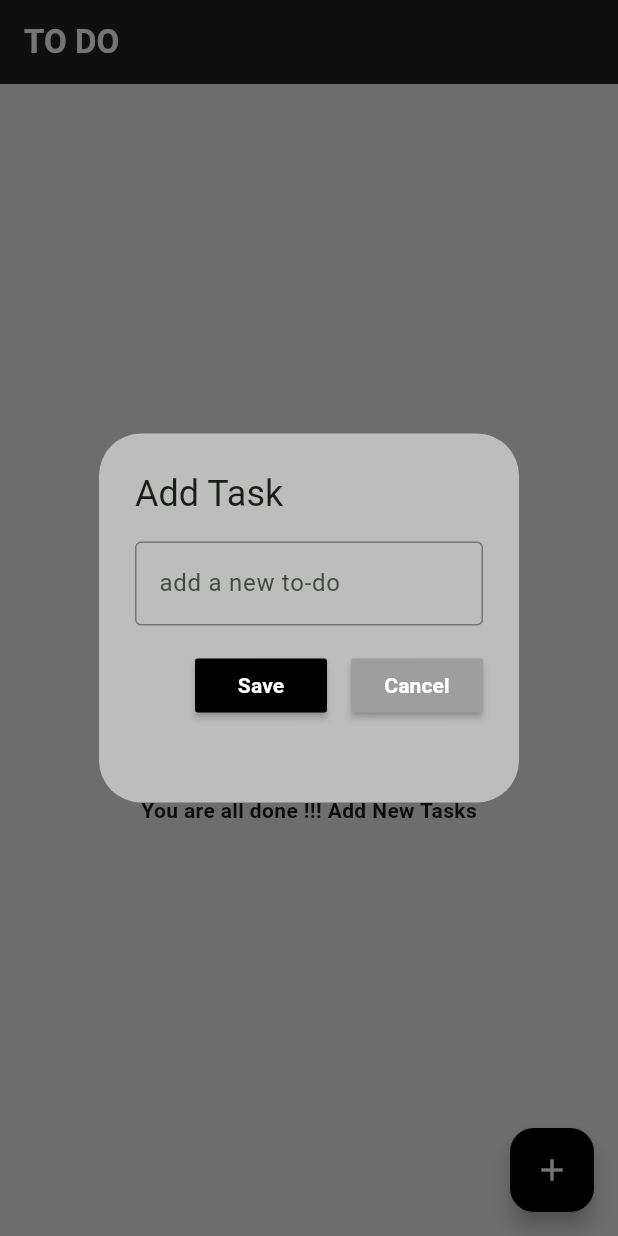
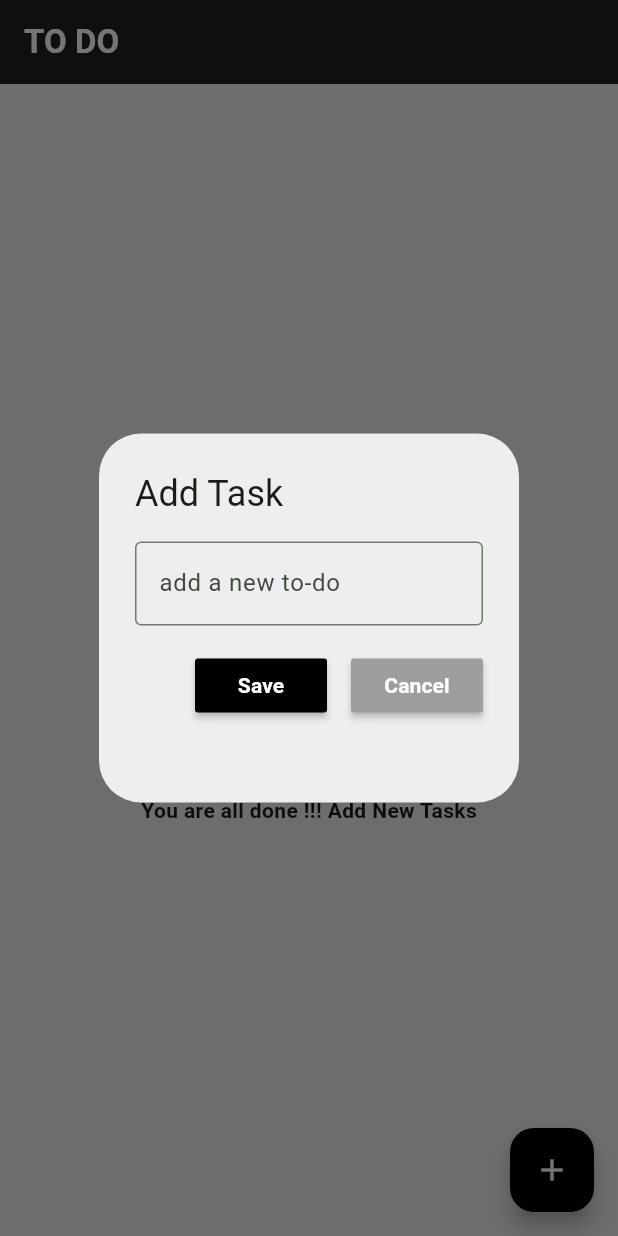
Before and after one commit to Dvs-vsD/to_do_app_with_flutter, a Flutter app: the screen it shows after launch, after a tap on the "add" icon, on a phone screen of 412 x 824 dp. Run offline on Flutter 3.47's test engine with Material 3 defaults, Android fonts, the phone set to English and light mode, and no system bars; our stand-ins replace flutter_slidable, hive_flutter; accounts and stored records are empty.

Commit message:
Add task Dialog updated

```diff
--- a/lib/utils/add_todo_dialog.dart
+++ b/lib/utils/add_todo_dialog.dart
@@ -32,7 +32,7 @@ class _AddTodoDialogState extends State<AddTodoDialog> {
   @override
   Widget build(BuildContext context) {
     return AlertDialog(
-      backgroundColor: Colors.grey[400],
+      backgroundColor: Colors.grey[200],
       title: const Text('Add Task'),
       content: SizedBox(
         height: 150,
```
Also changed, not shown: lib/utils/to_do_item.dart (+13 -7 lines).
